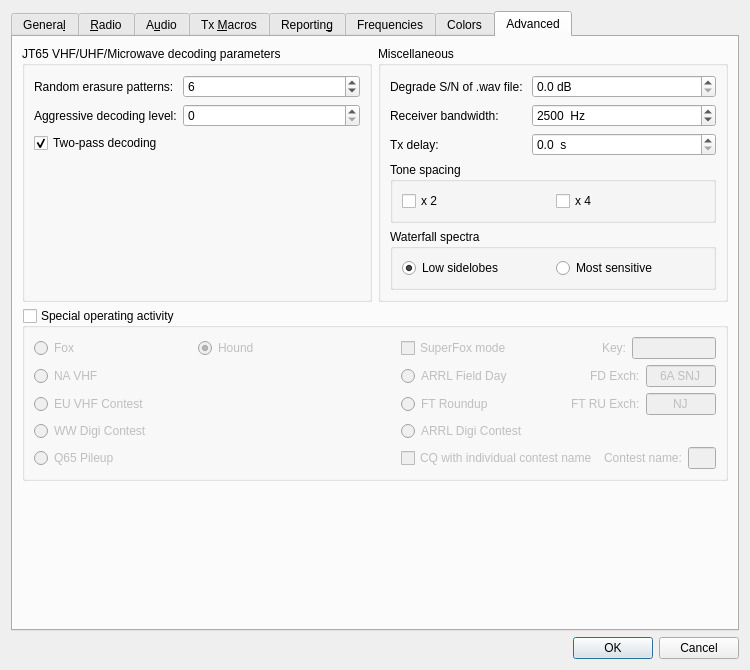
Above: Configuration.ui from kholia/wsjtx before the change. Below: the same form after it.
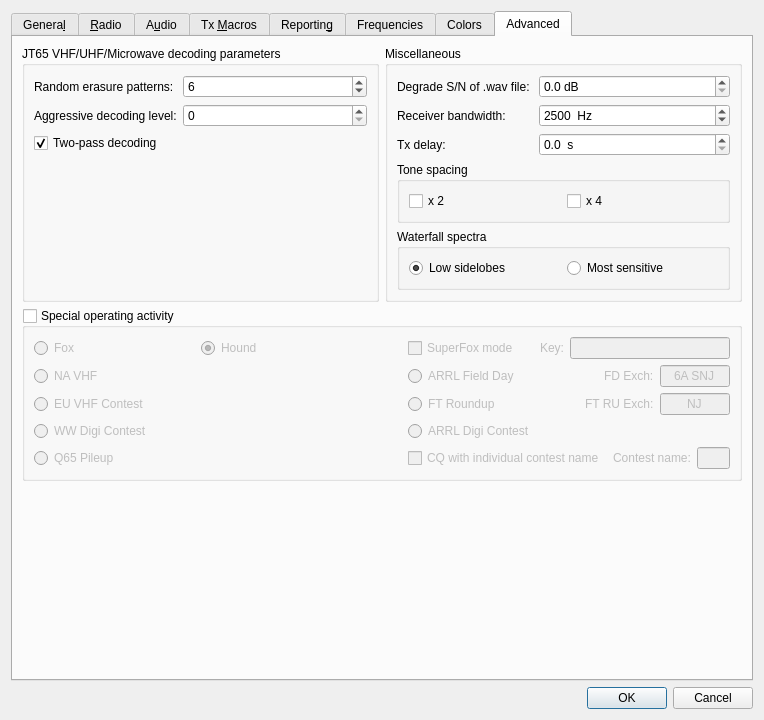
That is the form after the change. The open tabs and pages were chosen to show the change. Custom widgets are drawn as their Qt base class.

Commit message: widen key field

Patch:
```diff
--- a/Configuration.ui
+++ b/Configuration.ui
@@ -6,8 +6,8 @@
    <rect>
     <x>0</x>
     <y>0</y>
-    <width>750</width>
-    <height>600</height>
+    <width>764</width>
+    <height>720</height>
    </rect>
   </property>
   <property name="windowTitle">
@@ -3041,7 +3041,7 @@
               </property>
               <property name="minimumSize">
                <size>
-                <width>70</width>
+                <width>160</width>
                 <height>0</height>
                </size>
               </property>
@@ -3058,7 +3058,7 @@
                <number>20</number>
               </property>
               <property name="alignment">
-               <set>Qt::AlignLeft</set>
+               <set>Qt::AlignLeading</set>
               </property>
              </widget>
             </item>
```
Left out of the diff: 10 changed lines with no effect on the pictures.
